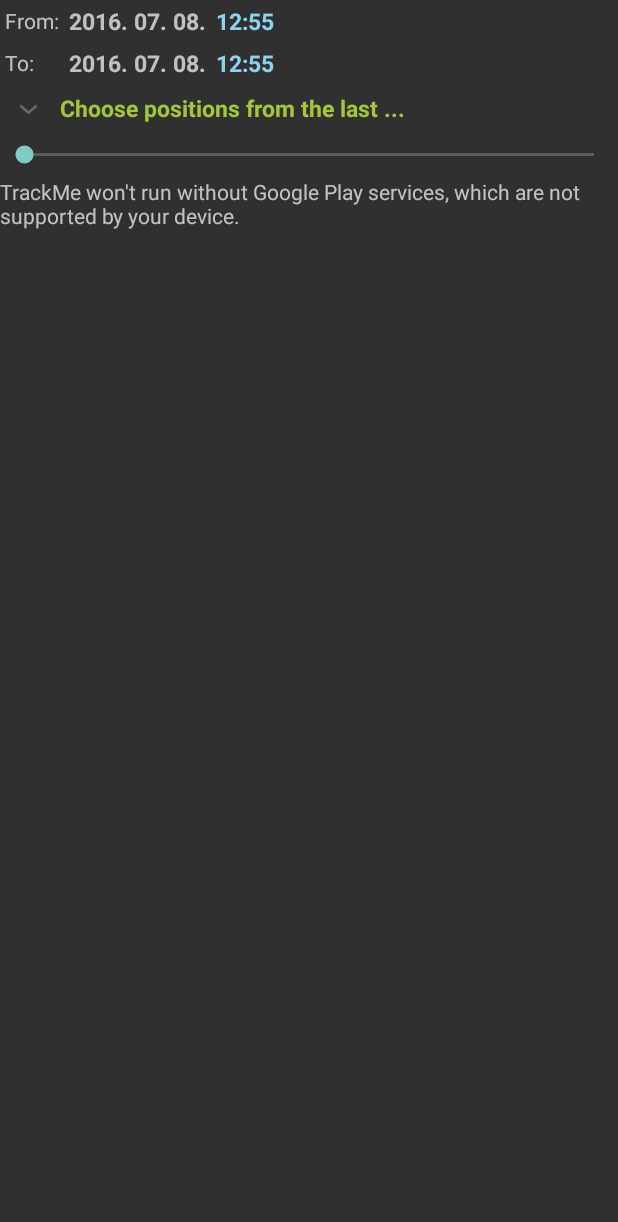
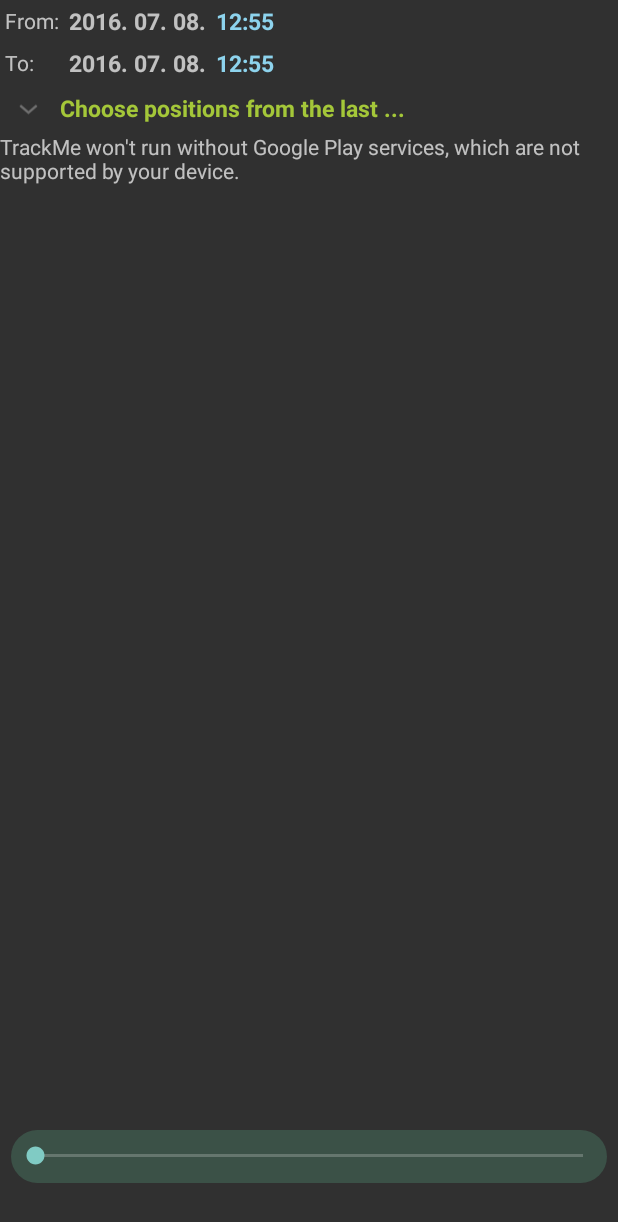
Before and after one commit to david3355/TrackMe, an Android app: the MapActivity screen opened directly, with no data from a screen before it, on a phone screen of 412 x 824 dp. Shown: the top 1222 px of the screen. Run offline under Robolectric (Android 15) with nearby library versions, the phone set to English and light mode, and no system bars.

Commit message:
Seekbar update
Cornered background added
Seekbar moves when marker is changed

```diff
--- a/app/src/main/java/com/jager/trackme/MapActivity.java
+++ b/app/src/main/java/com/jager/trackme/MapActivity.java
@@ -45,7 +45,7 @@
 import java.util.List;
 
 public class MapActivity extends FragmentActivity implements
-        OnMapReadyCallback, ExpandableListView.OnGroupClickListener, ExpandableListView.OnGroupCollapseListener, ExpandableListView.OnChildClickListener, View.OnClickListener, DatePickerDialog.OnDateSetListener, TimePickerDialog.OnTimeSetListener
+        OnMapReadyCallback, ExpandableListView.OnGroupClickListener, ExpandableListView.OnGroupCollapseListener, ExpandableListView.OnChildClickListener, View.OnClickListener, DatePickerDialog.OnDateSetListener, TimePickerDialog.OnTimeSetListener, GoogleMap.OnMarkerClickListener
 {
 
        private GoogleMap map;
@@ -97,6 +97,7 @@
        public void onMapReady(GoogleMap googleMap)
        {
               map = googleMap;
+              map.setOnMarkerClickListener(this);
               setLastDayPositions();
        }
 
@@ -122,9 +123,9 @@
               map.clear();
               if (positions.size() == 0)
               {
-                     seekbar_locations.setEnabled(false);
+                     seekbar_locations.setVisibility(View.INVISIBLE);
                      return;
-              } else seekbar_locations.setEnabled(true);
+              } else seekbar_locations.setVisibility(View.VISIBLE);
               selectedLocations = new ArrayList<>();
               markers = new ArrayList<>();
               MarkerOptions markerOptions;
@@ -159,7 +160,6 @@
                      public void onMapLoaded()
                      {
                             zoomToBounds();
-                            Log.d("MapActivity", "Map loaded!");
                      }
               });
        }
@@ -281,12 +281,20 @@
               setPositionsBetween(dtFrom, dtTo);
        }
 
+       @Override
+       public boolean onMarkerClick(Marker marker)
+       {
+              int index = markers.indexOf(marker);
+              if (index != -1) seekbar_locations.setProgress(index);
+              return false;
+       }
+
        private class LocationsSeekbarChangeListener implements SeekBar.OnSeekBarChangeListener
        {
               @Override
               public void onProgressChanged(SeekBar seekBar, int progress, boolean fromUser)
               {
-                     if(fromUser)
+                     if (fromUser)
                      {
                             Marker selectedMarker = markers.get(progress);
                             selectLocation(selectedMarker);
--- /dev/null
+++ b/app/src/main/res/drawable/roundcorner_background.xml
@@ -0,0 +1,32 @@
+<?xml version="1.0" encoding="utf-8"?>
+<shape
+    android:layout_width="wrap_content"
+    android:layout_height="wrap_content"
+    xmlns:android="http://schemas.android.com/apk/res/android"
+    android:shape="rectangle">
+
+    <!-- view background color -->
+    <solid
+        android:color="#316bdba5" >
+    </solid>
+
+    <!-- view border color and width -->
+    <!--<stroke-->
+        <!--android:width="3dp"-->
+        <!--android:color="#7e7b5df2" >-->
+    <!--</stroke>-->
+
+    <!-- If you want to add some padding -->
+    <padding
+        android:left="4dp"
+        android:top="1dp"
+        android:right="4dp"
+        android:bottom="1dp"    >
+    </padding>
+
+    <!-- Here is the corner radius -->
+    <corners
+        android:radius="20dp"   >
+    </corners>
+
+</shape>
--- a/app/src/main/res/layout/activity_map.xml
+++ b/app/src/main/res/layout/activity_map.xml
@@ -93,10 +93,9 @@
         >
     </ExpandableListView>
 
-    <SeekBar
-        android:id="@+id/seekbar_locations"
+    <FrameLayout
         android:layout_width="match_parent"
-        android:layout_height="30dp"/>
+        android:layout_height="match_parent">
 
         <fragment
             android:id="@+id/map"
@@ -108,5 +107,21 @@
             android:layout_height="match_parent"
             tools:context="com.jager.trackme.MapActivity"/>
 
+        <SeekBar
+            android:id="@+id/seekbar_locations"
+            android:layout_width="match_parent"
+            android:layout_height="35dp"
+            android:layout_marginBottom="35dp"
+            android:layout_marginLeft="7dp"
+            android:layout_marginRight="7dp"
+            android:background="@drawable/roundcorner_background"
+            android:layout_gravity="bottom"/>
+
+    </FrameLayout>
+
+
+
+
+
 
 </LinearLayout>
```
Lines whose indentation alone changed are shown as unchanged.
